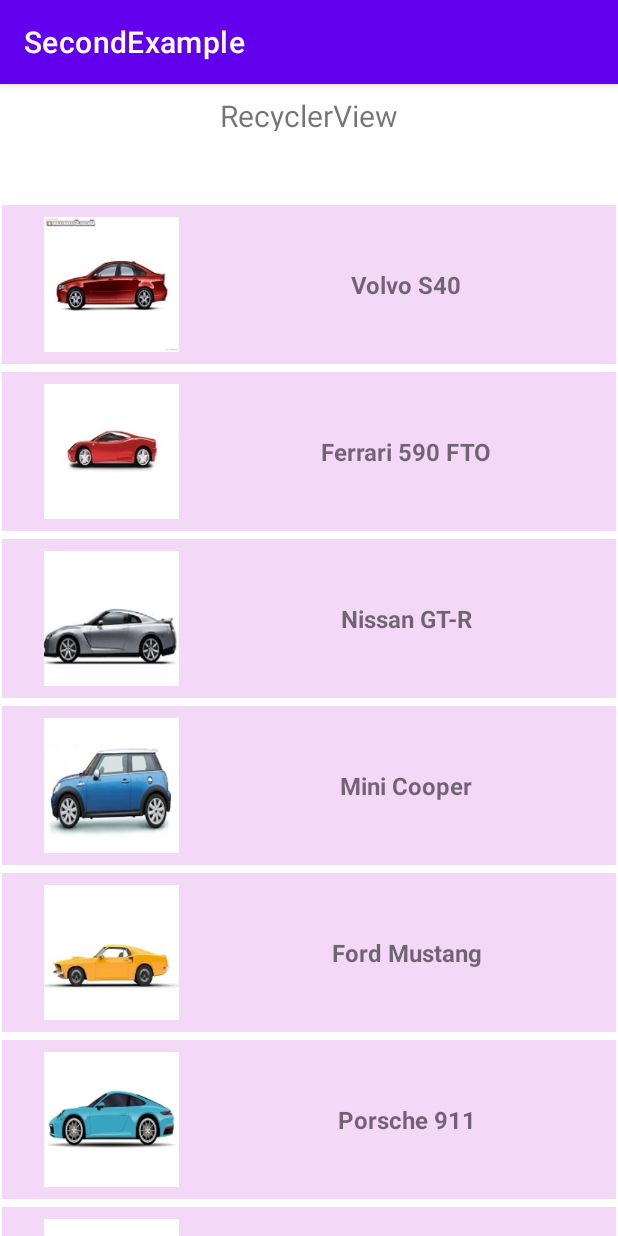
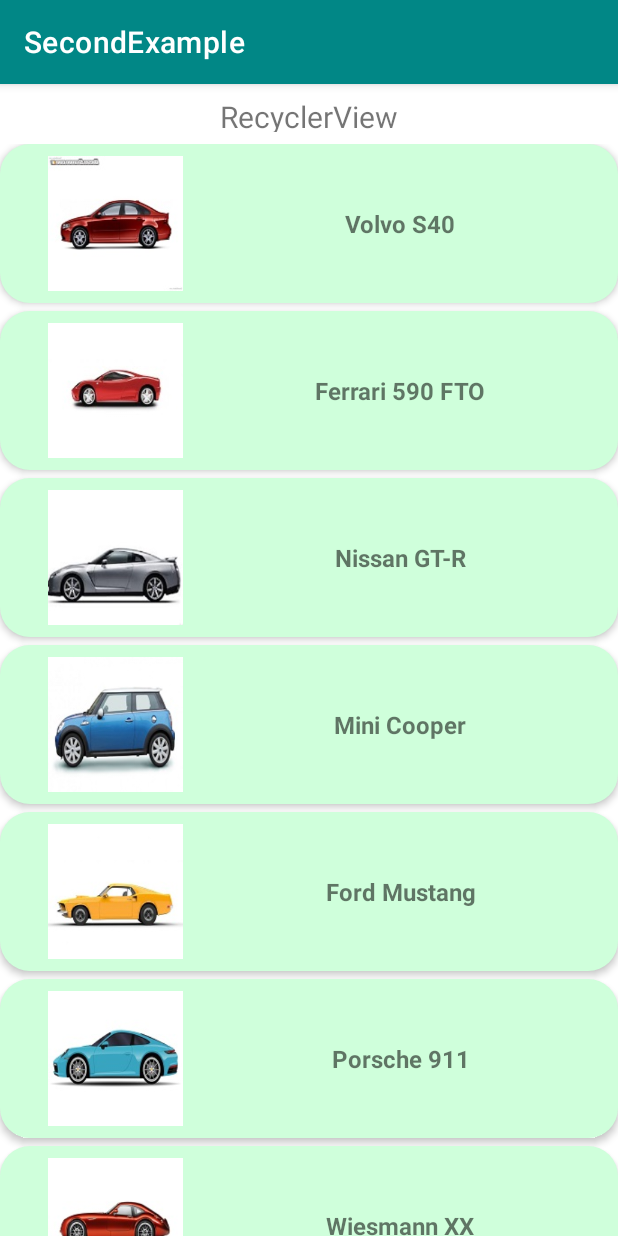
Before and after one commit to Bagaviev/Android, an Android app: the MyRecyclerView screen opened directly, with no data from a screen before it, on a phone screen of 412 x 824 dp. Run offline under Robolectric (Android 15) with nearby library versions, the phone set to English and light mode, and no system bars.

Commit message:
теперь ровный список, с elevation, скруглением углом, и landscape

```diff
--- a/SecondExample/app/src/main/java/com/example/secondexample/MyRecyclerView.java
+++ b/SecondExample/app/src/main/java/com/example/secondexample/MyRecyclerView.java
@@ -34,6 +34,8 @@
         StateAdapter adapter = new StateAdapter(stateClickLister, getListResourses());
         recyclerView.setAdapter(adapter);
 
+        recyclerView.setHasFixedSize(true);     // оптимизация
+
         // свой красивый разделитель делаем
         DividerItemDecoration itemDecoration = new DividerItemDecoration(recyclerView.getContext(), DividerItemDecoration.VERTICAL);
         itemDecoration.setDrawable(getDrawable(R.drawable.own_vertical_divider));
--- a/SecondExample/app/src/main/java/com/example/secondexample/StateAdapter.java
+++ b/SecondExample/app/src/main/java/com/example/secondexample/StateAdapter.java
@@ -1,5 +1,6 @@
 package com.example.secondexample;
 
+import android.graphics.Color;
 import android.view.LayoutInflater;
 import android.view.View;
 import android.view.ViewGroup;
--- /dev/null
+++ b/SecondExample/app/src/main/res/drawable/myrect.xml
@@ -0,0 +1,6 @@
+<!-- res/drawable/myrect.xml -->
+<shape xmlns:android="http://schemas.android.com/apk/res/android"
+        android:shape="rectangle">
+    <solid android:color="#cfffdb" />
+    <corners android:radius="20dp" />
+</shape>
--- a/SecondExample/app/src/main/res/layout/activity_recycler_view.xml
+++ b/SecondExample/app/src/main/res/layout/activity_recycler_view.xml
@@ -15,19 +15,21 @@
             app:layout_constraintStart_toStartOf="parent"
             app:layout_constraintEnd_toEndOf="parent"
             app:layout_constraintHorizontal_bias="0.496"
-            app:layout_constraintBottom_toBottomOf="parent"
-            app:layout_constraintVertical_bias="0.00999999"
             android:textAlignment="center"
-            android:textSize="20sp" />
+            android:textSize="20sp"
+            android:layout_marginBottom="4dp"
+            app:layout_constraintBottom_toTopOf="@+id/recv"
+            android:layout_marginTop="8dp" />
 
     <androidx.recyclerview.widget.RecyclerView
-            android:layout_width="409dp"
-            android:layout_height="698dp"
+            android:layout_width="0dp"
+            android:layout_height="0dp"
             app:layout_constraintEnd_toEndOf="parent"
             app:layout_constraintStart_toStartOf="parent"
             app:layout_constraintBottom_toBottomOf="parent"
-            android:layout_marginTop="60dp"
+            android:id="@+id/recv"
+            app:layoutManager="androidx.recyclerview.widget.LinearLayoutManager"
+            app:layout_constraintHorizontal_bias="0.0"
             app:layout_constraintTop_toBottomOf="@+id/textView2"
-            android:id="@+id/recv"
-            app:layoutManager="androidx.recyclerview.widget.LinearLayoutManager"/>
+            android:layout_marginTop="4dp" />
 </androidx.constraintlayout.widget.ConstraintLayout>
--- a/SecondExample/app/src/main/res/layout/recycler_view_item.xml
+++ b/SecondExample/app/src/main/res/layout/recycler_view_item.xml
@@ -4,34 +4,45 @@
         xmlns:tools="http://schemas.android.com/tools"
         android:layout_width="match_parent"
         android:layout_height="wrap_content"
-        android:background="#F3D8F8">
+        android:background="@drawable/myrect"
+        android:elevation="3dp">
+
+    <androidx.constraintlayout.widget.ConstraintLayout
+            android:layout_width="match_parent"
+            android:layout_height="wrap_content"
+            android:background="?android:attr/selectableItemBackground"
+            app:layout_constraintTop_toTopOf="parent"
+            app:layout_constraintBottom_toBottomOf="parent"
+            app:layout_constraintEnd_toEndOf="parent"
+            app:layout_constraintStart_toStartOf="parent"
+            android:id="@+id/constraintLayout">
 
         <TextView
                 android:text="Description"
-            android:layout_width="151dp"
-            android:layout_height="62dp"
+                android:layout_width="0dp"
+                android:layout_height="36dp"
                 android:id="@+id/descr"
                 android:textSize="16sp"
                 android:gravity="center"
+                android:textStyle="bold"
+                app:layout_constraintBottom_toBottomOf="parent"
                 app:layout_constraintTop_toTopOf="parent"
-            app:layout_constraintBottom_toBottomOf="parent"
-            android:textStyle="bold"
-            app:layout_constraintEnd_toEndOf="parent"
-            app:layout_constraintStart_toStartOf="parent"
-            app:layout_constraintHorizontal_bias="0.753" />
+                app:layout_constraintStart_toEndOf="@+id/img"
+                app:layout_constraintEnd_toEndOf="parent" />
 
         <ImageView
                 android:layout_width="90dp"
                 android:layout_height="90dp"
-            app:layout_constraintStart_toStartOf="parent"
                 android:id="@+id/img"
+                android:adjustViewBounds="false"
                 app:layout_constraintTop_toTopOf="parent"
                 app:layout_constraintBottom_toBottomOf="parent"
                 app:layout_constraintVertical_bias="0.0"
+                android:layout_marginTop="8dp"
                 android:layout_marginBottom="8dp"
-            android:layout_marginTop="8dp"
                 android:visibility="visible"
-            android:adjustViewBounds="false"
-            app:layout_constraintEnd_toEndOf="parent"
-            app:layout_constraintHorizontal_bias="0.087" />
+                app:layout_constraintStart_toStartOf="parent"
+                android:layout_marginStart="32dp" />
     </androidx.constraintlayout.widget.ConstraintLayout>
+
+</androidx.constraintlayout.widget.ConstraintLayout>
--- a/SecondExample/app/src/main/res/values/themes.xml
+++ b/SecondExample/app/src/main/res/values/themes.xml
@@ -2,8 +2,8 @@
     <!-- Base application theme. -->
     <style name="Theme.SecondExample" parent="Theme.MaterialComponents.DayNight.DarkActionBar">
         <!-- Primary brand color. -->
-        <item name="colorPrimary">@color/purple_500</item>
-        <item name="colorPrimaryVariant">@color/purple_700</item>
+        <item name="colorPrimary">@color/teal_700</item>
+        <item name="colorPrimaryVariant">@color/teal_200</item>
         <item name="colorOnPrimary">@color/white</item>
         <!-- Secondary brand color. -->
         <item name="colorSecondary">@color/teal_200</item>
```
Lines whose indentation alone changed are shown as unchanged.
